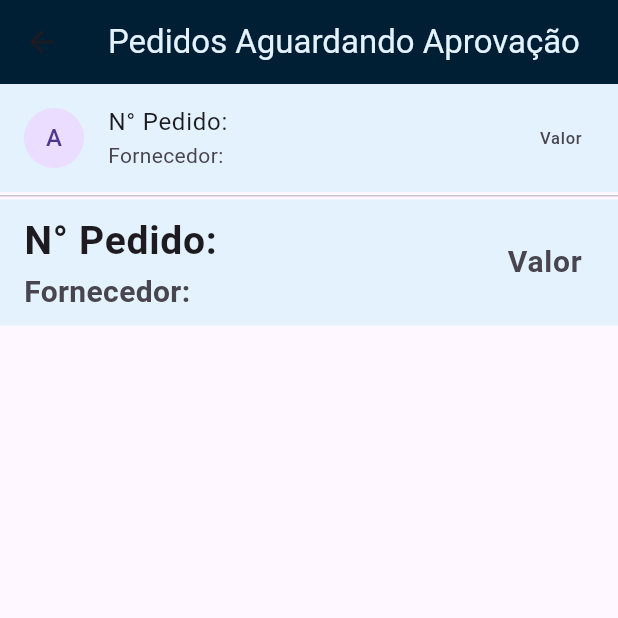
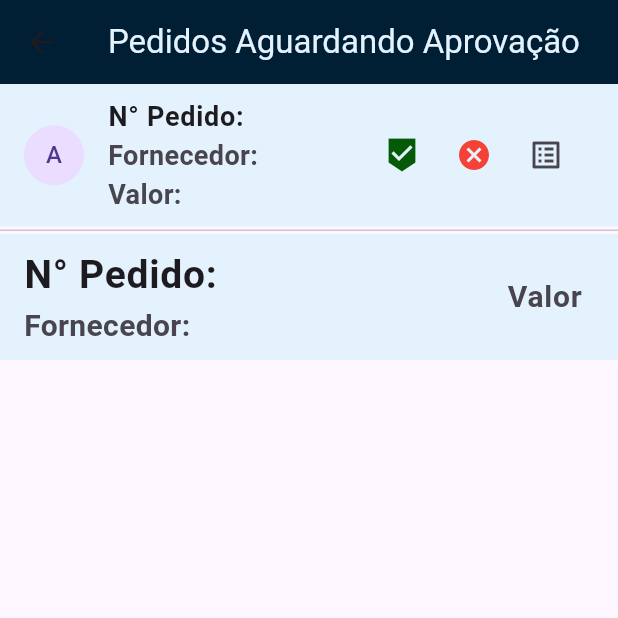
Before and after one commit to silvanioaguiar/pedidocompra, a Flutter app: the PedidosPendentes screen opened directly, on a phone screen of 412 x 824 dp, the top half of it. Run offline on Flutter 3.47's test engine with Material 2 defaults, Android fonts, the phone set to English and light mode, and no system bars; our stand-ins replace image_picker; accounts and stored records are empty.

Commit message:
Update pedidosPendentes.dart

```diff
--- a/lib/pages/pedidosPendentes.dart
+++ b/lib/pages/pedidosPendentes.dart
@@ -41,9 +41,43 @@ class PedidosPendentes extends StatelessWidget {
             //     ],
             //   ),
             // ),
-            title: Text("N° Pedido:"),
-            subtitle: Text('Fornecedor:'),
-            trailing: Text('Valor'),
+            title: const Text(
+              "N° Pedido:",
+              style: TextStyle(
+                fontSize: 18,
+                fontWeight: FontWeight.bold,
+              ),
+            ),
+            // subtitle: Text('Fornecedor:'),
+            subtitle: const Column(
+              crossAxisAlignment: CrossAxisAlignment.start,
+              children: [
+                Text(
+                  'Fornecedor:',
+                  style: TextStyle(
+                    fontSize: 18,
+                    fontWeight: FontWeight.bold,
+                  ),
+                ),
+                SizedBox(),
+                Text(
+                  'Valor:',
+                  style: TextStyle(
+                    fontSize: 18,
+                    fontWeight: FontWeight.bold,
+                  ),
+                ),
+              ],
+            ),
+            //isThreeLine: true,
+            trailing: Row(
+              mainAxisSize: MainAxisSize.min,
+              children: [
+                IconButton(onPressed: () {}, icon: const Icon(Icons.beenhere_sharp,color: Color.fromARGB(255, 5, 90, 8),),tooltip: "Aprovar",),
+                IconButton(onPressed: () {}, icon: const Icon(Icons.cancel,color: Colors.red),tooltip: "Cancelar",),
+                IconButton(onPressed: () {}, icon: const Icon(Icons.list_alt),tooltip: 'Vizualizar Pedido',),
+              ],
+            ),
           ),
           const Divider(height: 5),
           ListTile(
```
